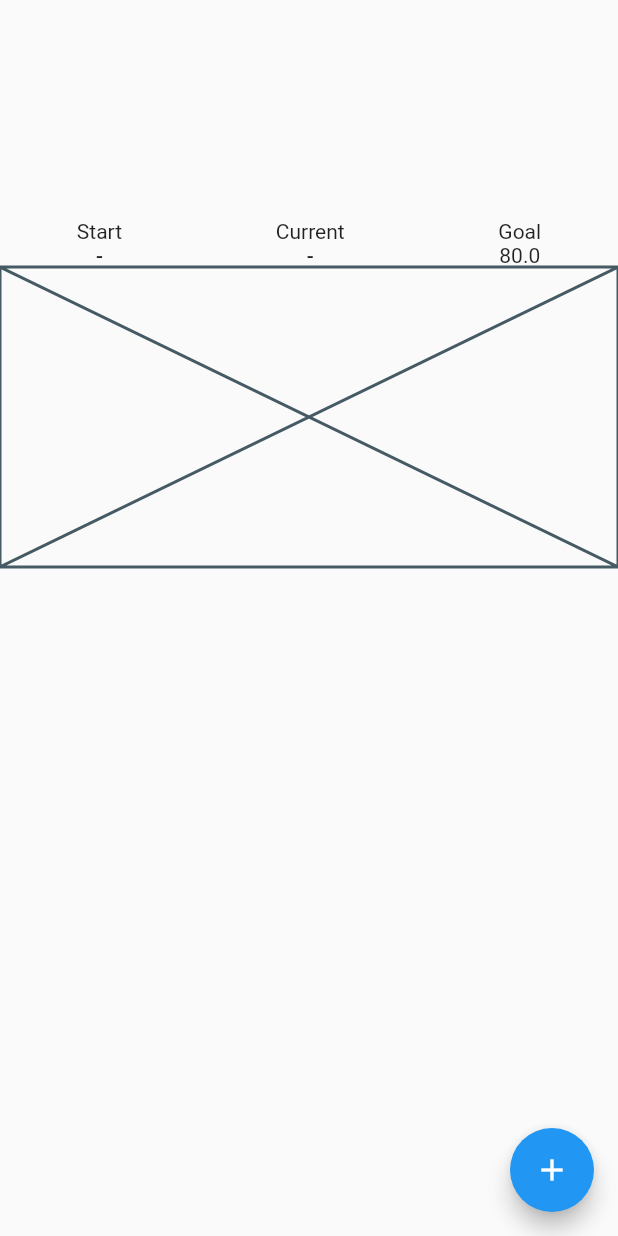
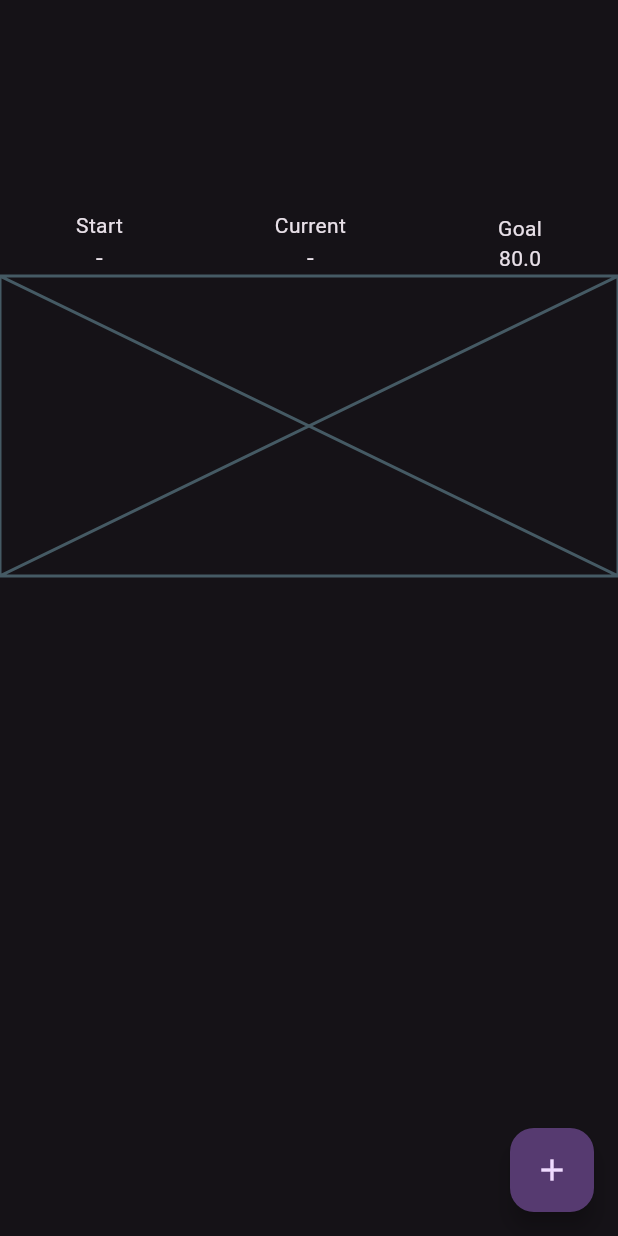
Before and after one commit to Kurczaak/Weight-Tracker, a Flutter app: the screen it shows after launch, on a phone screen of 412 x 824 dp. Run offline on Flutter 3.47's test engine with Material 2 defaults, Android fonts, the phone set to English and light mode, and no system bars; our stand-ins replace dartz, device_preview, flutter_hooks, flutter_riverpod, freezed_annotation, isar and 2 more; accounts and stored records are empty; generated files the repository leaves out were written again.

Commit message:
feat: add colors and a theme

```diff
--- a/lib/main.dart
+++ b/lib/main.dart
@@ -5,6 +5,7 @@ import 'package:flutter_riverpod/flutter_riverpod.dart';
 import 'package:simple_weight_tracker/src/data/data_source/local_dao_impl.dart';
 import 'package:simple_weight_tracker/src/data/providers/local_dao_provider.dart';
 import 'package:simple_weight_tracker/src/presentation/feature/home/home_page.dart';
+import 'package:simple_weight_tracker/src/presentation/styleguide/app_colors.dart';
 
 void main() async {
   WidgetsFlutterBinding.ensureInitialized();
@@ -30,8 +31,9 @@ class MyApp extends StatelessWidget {
     return MaterialApp(
       locale: DevicePreview.locale(context),
       builder: DevicePreview.appBuilder,
-      theme: ThemeData.light(),
-      darkTheme: ThemeData.dark(),
+      theme: AppThemes.darkTheme,
+      darkTheme: AppThemes.darkTheme,
+      themeMode: ThemeMode.dark,
       home: const HomePage(),
     );
   }
--- /dev/null
+++ b/lib/src/presentation/styleguide/app_colors.dart
@@ -0,0 +1,29 @@
+import 'package:flutter/material.dart';
+
+class AppColors {
+  static const primaryColor = Color(0xFF9B51E0);
+  static const secondaryColor = Color(0xFF333333);
+  static const accentColor = Color(0xFFF2F2F2);
+  static const positiveColor = Color(0xFF6BC992);
+  static const neutralColor = Color(0xFFFFC107); // Amber color
+  static const negativeColor =
+      Color(0xFFB71C1C); // Red color for negative content
+  static const linearGradientStart = Color(0xFF9D50BB);
+  static const linearGradientEnd = Color(0xFF6E48AA);
+  static const backgroundGradient =
+      LinearGradient(colors: [linearGradientStart, linearGradientEnd]);
+}
+
+class AppThemes {
+  static ThemeData darkTheme = ThemeData(
+    brightness: Brightness.dark,
+    useMaterial3: true,
+    colorScheme: ColorScheme.fromSeed(
+      brightness: Brightness.dark,
+      seedColor: AppColors.primaryColor,
+      background: AppColors.secondaryColor,
+      onBackground: AppColors.accentColor,
+      error: AppColors.negativeColor,
+    ),
+  );
+}
```
